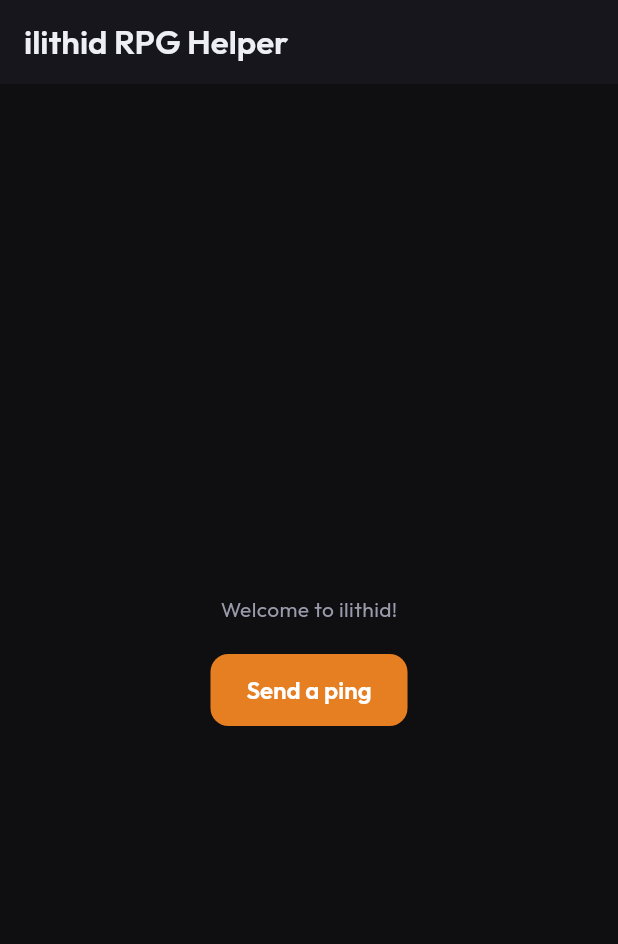
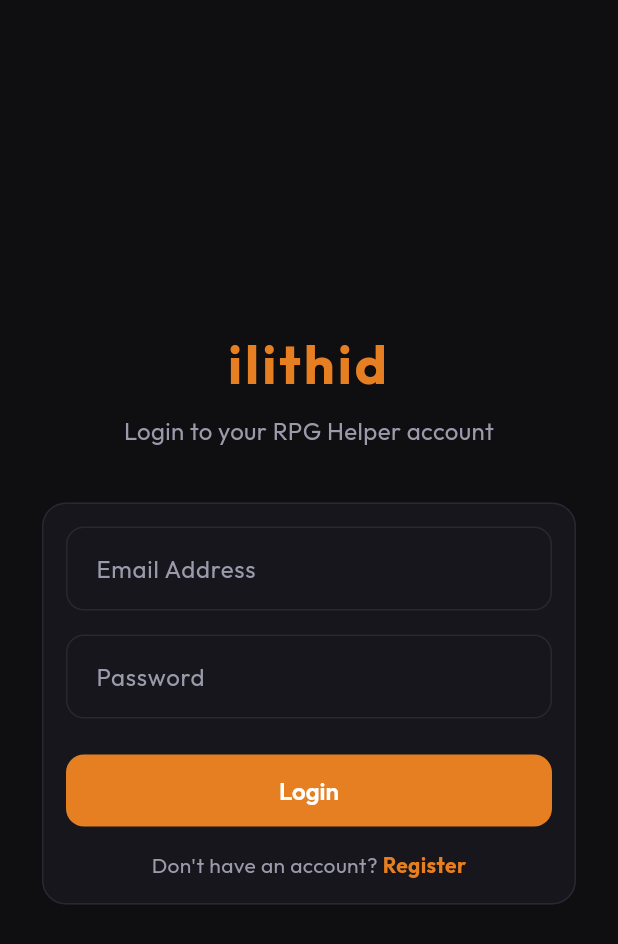
Before and after one commit to egionCode/ilithid.rpg, a Flutter app: the screen it shows after launch, on a phone screen of 412 x 824 dp. Shown: the top 944 px of the screen. Run offline on Flutter 3.47's test engine with Material 3 defaults, Android fonts, the phone set to English and light mode, and no system bars; our stand-ins replace appwrite, flutter_riverpod, go_router, google_fonts; network calls fail.

Commit message:
feat: implement authentication flow, login/register UI, and route guards for Epic 2

```diff
--- /dev/null
+++ b/lib/features/auth/presentation/providers/auth_state.dart
@@ -0,0 +1,45 @@
+import 'package:appwrite/models.dart' as models;
+
+enum AuthStatus { initial, authenticated, unauthenticated, loading }
+
+class AuthState {
+  const AuthState({
+    required this.status,
+    this.user,
+    this.displayName,
+    this.errorMessage,
+  });
+
+  factory AuthState.initial() => const AuthState(status: AuthStatus.initial);
+
+  factory AuthState.unauthenticated({String? errorMessage}) =>
+      AuthState(status: AuthStatus.unauthenticated, errorMessage: errorMessage);
+
+  factory AuthState.authenticated(models.User user, String displayName) =>
+      AuthState(
+        status: AuthStatus.authenticated,
+        user: user,
+        displayName: displayName,
+      );
+
+  factory AuthState.loading() => const AuthState(status: AuthStatus.loading);
+
+  final AuthStatus status;
+  final models.User? user;
+  final String? displayName;
+  final String? errorMessage;
+
+  AuthState copyWith({
+    AuthStatus? status,
+    models.User? user,
+    String? displayName,
+    String? errorMessage,
+  }) {
+    return AuthState(
+      status: status ?? this.status,
+      user: user ?? this.user,
+      displayName: displayName ?? this.displayName,
+      errorMessage: errorMessage ?? this.errorMessage,
+    );
+  }
+}
--- /dev/null
+++ b/lib/features/auth/presentation/screens/login_screen.dart
@@ -0,0 +1,155 @@
+import 'package:flutter/material.dart';
+import 'package:flutter_riverpod/flutter_riverpod.dart';
+import 'package:go_router/go_router.dart';
+import 'package:ilithid/features/auth/presentation/providers/auth_provider.dart';
+import 'package:ilithid/features/auth/presentation/providers/auth_state.dart';
+import 'package:ilithid/shared/components/app_button.dart';
+import 'package:ilithid/shared/components/app_card.dart';
+import 'package:ilithid/shared/components/app_text_field.dart';
+import 'package:ilithid/shared/theme/app_colors.dart';
+
+class LoginScreen extends ConsumerStatefulWidget {
+  const LoginScreen({super.key});
+
+  @override
+  ConsumerState<LoginScreen> createState() => _LoginScreenState();
+}
+
+class _LoginScreenState extends ConsumerState<LoginScreen> {
+  final _formKey = GlobalKey<FormState>();
+  final _emailController = TextEditingController();
+  final _passwordController = TextEditingController();
+
+  @override
+  void dispose() {
+    _emailController.dispose();
+    _passwordController.dispose();
+    super.dispose();
+  }
+
+  void _submit() {
+    if (!_formKey.currentState!.validate()) return;
+    ref
+        .read<AuthNotifier>(authProvider.notifier)
+        .login(_emailController.text.trim(), _passwordController.text.trim());
+  }
+
+  @override
+  Widget build(BuildContext context) {
+    final authState = ref.watch<AuthState>(authProvider);
+    final isLoading = authState.status == AuthStatus.loading;
+
+    return Scaffold(
+      body: Center(
+        child: SingleChildScrollView(
+          padding: const EdgeInsets.all(24.0),
+          child: ConstrainedBox(
+            constraints: const BoxConstraints(maxWidth: 400),
+            child: Form(
+              key: _formKey,
+              child: Column(
+                mainAxisAlignment: MainAxisAlignment.center,
+                crossAxisAlignment: CrossAxisAlignment.stretch,
+                children: [
+                  const Text(
+                    'ilithid',
+                    textAlign: TextAlign.center,
+                    style: TextStyle(
+                      fontSize: 36,
+                      fontWeight: FontWeight.bold,
+                      color: AppColors.primary,
+                      letterSpacing: 2,
+                    ),
+                  ),
+                  const SizedBox(height: 8),
+                  const Text(
+                    'Login to your RPG Helper account',
+                    textAlign: TextAlign.center,
+                    style: TextStyle(
+                      fontSize: 16,
+                      color: AppColors.textSecondary,
+                    ),
+                  ),
+                  const SizedBox(height: 32),
+                  AppCard(
+                    child: Column(
+                      crossAxisAlignment: CrossAxisAlignment.stretch,
+                      children: [
+                        AppTextField(
+                          controller: _emailController,
+                          labelText: 'Email Address',
+                          hintText: 'name@example.com',
+                          keyboardType: TextInputType.emailAddress,
+                          validator: (value) {
+                            if (value == null || value.isEmpty) {
+                              return 'Email is required';
+                            }
+                            if (!value.contains('@')) {
+                              return 'Invalid email format';
+                            }
+                            return null;
+                          },
+                        ),
+                        const SizedBox(height: 16),
+                        AppTextField(
+                          controller: _passwordController,
+                          labelText: 'Password',
+                          hintText: '••••••••',
+                          obscureText: true,
+                          validator: (value) {
+                            if (value == null || value.isEmpty) {
+                              return 'Password is required';
+                            }
+                            return null;
+                          },
+                        ),
+                        if (authState.errorMessage != null) ...[
+                          const SizedBox(height: 16),
+                          Text(
+                            authState.errorMessage!,
+                            textAlign: TextAlign.center,
+                            style: const TextStyle(
+                              color: AppColors.damage,
+                              fontWeight: FontWeight.w600,
+                            ),
+                          ),
+                        ],
+                        const SizedBox(height: 24),
+                        AppButton(
+                          onPressed: _submit,
+                          isLoading: isLoading,
+                          child: const Text('Login'),
+                        ),
+                        const SizedBox(height: 16),
+                        Wrap(
+                          alignment: WrapAlignment.center,
+                          crossAxisAlignment: WrapCrossAlignment.center,
+                          children: [
+                            const Text(
+                              "Don't have an account? ",
+                              style: TextStyle(color: AppColors.textSecondary),
+                            ),
+                            GestureDetector(
+                              onTap: () => context.go('/register'),
+                              child: const Text(
+                                'Register',
+                                style: TextStyle(
+                                  color: AppColors.primary,
+                                  fontWeight: FontWeight.bold,
+                                ),
+                              ),
+                            ),
+                          ],
+                        ),
+                      ],
+                    ),
+                  ),
+                ],
+              ),
+            ),
+          ),
+        ),
+      ),
+    );
+  }
+}
--- a/lib/main.dart
+++ b/lib/main.dart
@@ -13,15 +13,17 @@ void main() async {
   runApp(const ProviderScope(child: MyApp()));
 }
 
-class MyApp extends StatelessWidget {
+class MyApp extends ConsumerWidget {
   const MyApp({super.key});
 
   @override
-  Widget build(BuildContext context) {
+  Widget build(BuildContext context, WidgetRef ref) {
+    final router = ref.watch(routerProvider);
+
     return MaterialApp.router(
       title: 'ilithid',
       theme: AppTheme.darkTheme,
-      routerConfig: AppRouter.router,
+      routerConfig: router,
       debugShowCheckedModeBanner: false,
     );
   }
--- a/lib/shared/routing/app_router.dart
+++ b/lib/shared/routing/app_router.dart
@@ -1,51 +1,102 @@
 import 'package:flutter/material.dart';
+import 'package:flutter_riverpod/flutter_riverpod.dart';
 import 'package:go_router/go_router.dart';
-import 'package:ilithid/shared/services/appwrite_service.dart';
+import 'package:ilithid/features/auth/presentation/providers/auth_provider.dart';
+import 'package:ilithid/features/auth/presentation/providers/auth_state.dart';
+import 'package:ilithid/features/auth/presentation/screens/login_screen.dart';
+import 'package:ilithid/features/auth/presentation/screens/register_screen.dart';
+import 'package:ilithid/shared/components/app_button.dart';
 
-class AppRouter {
-  static const String home = '/';
+final routerProvider = Provider<GoRouter>((ref) {
+  final refreshListenable = ChangeNotifier();
 
-  static final GoRouter router = GoRouter(
-    initialLocation: home,
+  ref.listen<AuthState>(authProvider, (previous, next) {
+    // Notify GoRouter to evaluate redirect rules when auth state changes
+    // ignore: invalid_use_of_protected_member, invalid_use_of_visible_for_testing_member
+    refreshListenable.notifyListeners();
+  });
+
+  return GoRouter(
+    initialLocation: '/',
+    refreshListenable: refreshListenable,
+    redirect: (context, state) {
+      final authState = ref.read<AuthState>(authProvider);
+      final status = authState.status;
+
+      final isLoggingIn = state.matchedLocation == '/login';
+      final isRegistering = state.matchedLocation == '/register';
+
+      if (status == AuthStatus.initial) {
+        return null;
+      }
+
+      if (status == AuthStatus.unauthenticated) {
+        if (isLoggingIn || isRegistering) return null;
+        return '/login';
+      }
+
+      if (status == AuthStatus.authenticated) {
+        if (isLoggingIn || isRegistering) return '/';
+        return null;
+      }
+
+      return null;
+    },
     routes: [
-      GoRoute(path: home, builder: (context, state) => const HomeScreen()),
+      GoRoute(path: '/login', builder: (context, state) => const LoginScreen()),
+      GoRoute(
+        path: '/register',
+        builder: (context, state) => const RegisterScreen(),
+      ),
+      GoRoute(path: '/', builder: (context, state) => const HomeScreen()),
     ],
   );
-}
+});
 
-class HomeScreen extends StatelessWidget {
+class HomeScreen extends ConsumerWidget {
   const HomeScreen({super.key});
 
   @override
-  Widget build(BuildContext context) {
+  Widget build(BuildContext context, WidgetRef ref) {
+    final authState = ref.watch<AuthState>(authProvider);
+
     return Scaffold(
-      appBar: AppBar(title: const Text('ilithid RPG Helper')),
+      appBar: AppBar(
+        title: const Text('ilithid RPG Helper'),
+        actions: [
+          IconButton(
+            icon: const Icon(Icons.logout),
+            onPressed: () {
+              ref.read<AuthNotifier>(authProvider.notifier).logout();
+            },
+          ),
+        ],
+      ),
       body: Center(
+        child: Padding(
+          padding: const EdgeInsets.all(24.0),
           child: Column(
             mainAxisAlignment: MainAxisAlignment.center,
             children: [
-            const Text('Welcome to ilithid!'),
-            const SizedBox(height: 20),
-            ElevatedButton(
-              onPressed: () async {
-                try {
-                  await client.ping();
-                  if (context.mounted) {
-                    ScaffoldMessenger.of(context).showSnackBar(
-                      const SnackBar(content: Text('Ping successful!')),
-                    );
-                  }
-                } catch (e) {
-                  if (context.mounted) {
-                    ScaffoldMessenger.of(
-                      context,
-                    ).showSnackBar(SnackBar(content: Text('Ping failed: $e')));
-                  }
-                }
+              Text(
+                'Welcome, ${authState.displayName ?? 'Player'}!',
+                style: Theme.of(context).textTheme.headlineMedium,
+              ),
+              const SizedBox(height: 12),
+              Text(
+                'Email: ${authState.user?.email ?? ''}',
+                style: Theme.of(context).textTheme.bodyMedium,
+              ),
+              const SizedBox(height: 32),
+              AppButton(
+                onPressed: () {
+                  ref.read<AuthNotifier>(authProvider.notifier).logout();
                 },
-              child: const Text('Send a ping'),
+                variant: AppButtonVariant.danger,
+                child: const Text('Logout'),
               ),
             ],
+          ),
         ),
       ),
     );
--- a/pubspec.yaml
+++ b/pubspec.yaml
@@ -55,6 +55,7 @@ dev_dependencies:
   # rules and activating additional ones.
   flutter_lints: ^6.0.0
   flutter_launcher_icons: ^0.13.1
+  mocktail: ^1.0.5
 
 flutter_launcher_icons:
   android: true
```
Also changed, not shown: lib/features/auth/presentation/providers/auth_provider.dart (added, +140 -0 lines), lib/features/auth/presentation/screens/register_screen.dart (added, +176 -0 lines), lib/shared/services/appwrite_service.dart (+10 -0 lines), pubspec.lock, 2 other files. Lines whose indentation alone changed are shown as unchanged.
